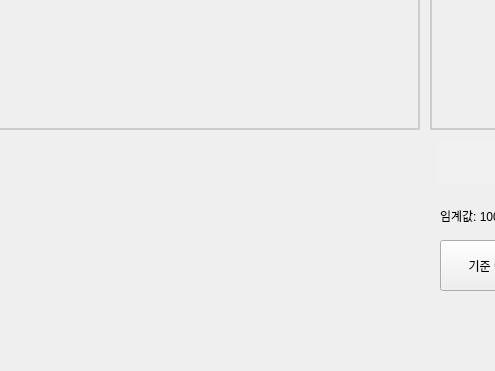
Above: vision_test.ui from hyunsub-shin/vision_test before the change; both pictures show x 230 to 725 and y 520 to 891 of the 1313 by 891 pixel window. Below: the same form after it.
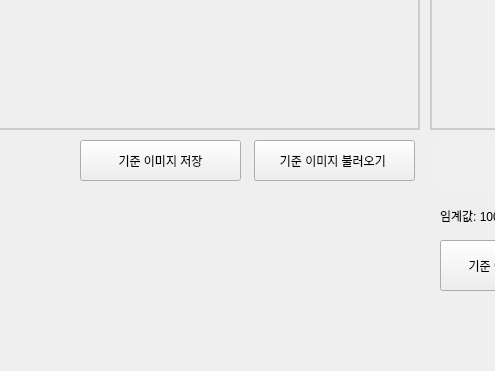
That is the form after the change.

Commit message: 기준이미지 save / load 기능 추가

Diff of the .ui file:
```diff
--- a/vision_test.ui
+++ b/vision_test.ui
@@ -178,6 +178,32 @@
      <set>Qt::AlignLeading|Qt::AlignLeft|Qt::AlignVCenter</set>
     </property>
    </widget>
+   <widget class="QPushButton" name="save_ref_button">
+    <property name="geometry">
+     <rect>
+      <x>310</x>
+      <y>660</y>
+      <width>161</width>
+      <height>41</height>
+     </rect>
+    </property>
+    <property name="text">
+     <string>기준 이미지 저장</string>
+    </property>
+   </widget>
+   <widget class="QPushButton" name="load_ref_button">
+    <property name="geometry">
+     <rect>
+      <x>484</x>
+      <y>660</y>
+      <width>161</width>
+      <height>41</height>
+     </rect>
+    </property>
+    <property name="text">
+     <string>기준 이미지 불러오기 </string>
+    </property>
+   </widget>
   </widget>
   <widget class="QMenuBar" name="menubar">
    <property name="geometry">
```
The commit also changes 1 other file.
